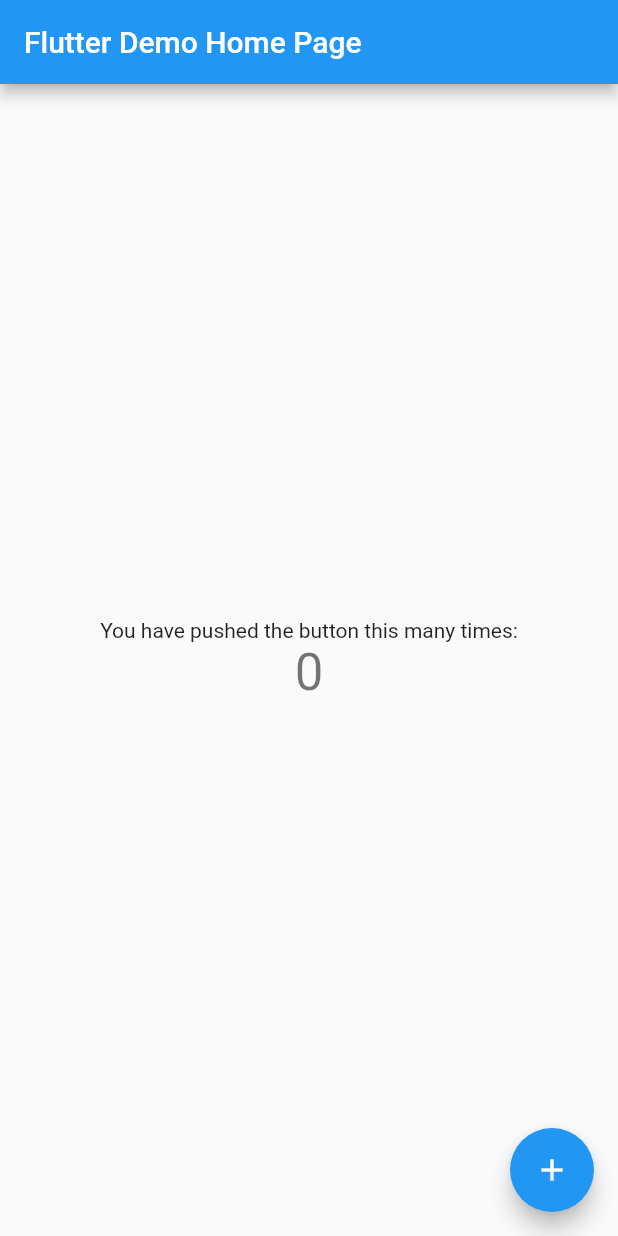
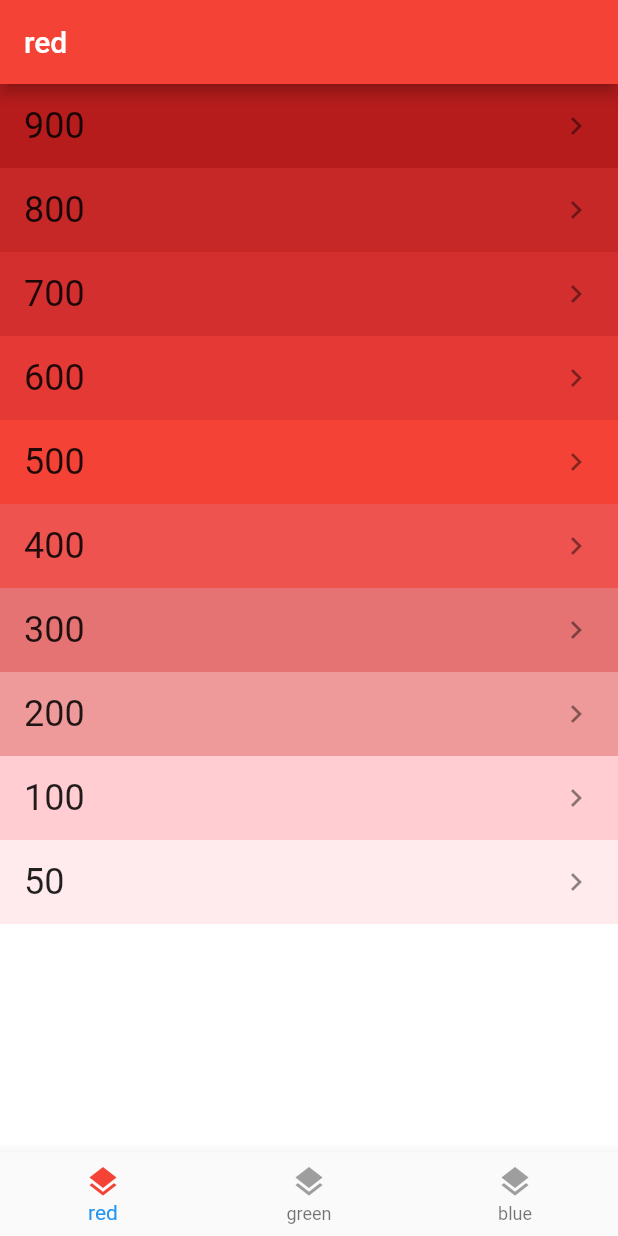
Before and after one commit to esmaeil-ahmadipour/flutter_button_navigation, a Flutter app: the screen it shows after launch, on a phone screen of 412 x 824 dp. Run offline on Flutter 3.47's test engine with Material 2 defaults, Android fonts, the phone set to English and light mode, and no system bars.

Commit message:
Add Bottom Navigation Bar

```diff
--- a/lib/app.dart
+++ b/lib/app.dart
@@ -1,17 +1,68 @@
 import 'package:flutter/material.dart';
-import 'package:flutterbuttonnavigation/home.dart';
+import 'package:flutterbuttonnavigation/bottom_navigation.dart';
+import 'package:flutterbuttonnavigation/tab_navigator.dart';
 
-class MyApp extends StatelessWidget {
+class App extends StatefulWidget {
+  @override
+  State<StatefulWidget> createState() => AppState();
+}
+
+class AppState extends State<App> {
+  TabItem _currentTab = TabItem.red;
+  Map<TabItem, GlobalKey<NavigatorState>> _navigatorKeys = {
+    TabItem.red: GlobalKey<NavigatorState>(),
+    TabItem.green: GlobalKey<NavigatorState>(),
+    TabItem.blue: GlobalKey<NavigatorState>(),
+  };
+
+  void _selectTab(TabItem tabItem) {
+    if (tabItem == _currentTab) {
+      // pop to first route
+      _navigatorKeys[tabItem].currentState.popUntil((route) => route.isFirst);
+    } else {
+      setState(() => _currentTab = tabItem);
+    }
+  }
 
   @override
   Widget build(BuildContext context) {
-    return MaterialApp(
-      title: 'Flutter Demo',
-      theme: ThemeData(
-        primarySwatch: Colors.blue,
-        visualDensity: VisualDensity.adaptivePlatformDensity,
+    return WillPopScope(
+      onWillPop: () async {
+        final isFirstRouteInCurrentTab =
+        !await _navigatorKeys[_currentTab].currentState.maybePop();
+        if (isFirstRouteInCurrentTab) {
+          // if not on the 'main' tab
+          if (_currentTab != TabItem.red) {
+            // select 'main' tab
+            _selectTab(TabItem.red);
+            // back button handled by app
+            return false;
+          }
+        }
+        // let system handle back button if we're on the first route
+        return isFirstRouteInCurrentTab;
+      },
+      child: Scaffold(
+        body: Stack(children: <Widget>[
+          _buildOffstageNavigator(TabItem.red),
+          _buildOffstageNavigator(TabItem.green),
+          _buildOffstageNavigator(TabItem.blue),
+        ]),
+        bottomNavigationBar: BottomNavigation(
+          currentTab: _currentTab,
+          onSelectTab: _selectTab,
+        ),
       ),
-      home: MyHomePage(title: 'Flutter Demo Home Page'),
+    );
+  }
+
+  Widget _buildOffstageNavigator(TabItem tabItem) {
+    return Offstage(
+      offstage: _currentTab != tabItem,
+      child: TabNavigator(
+        navigatorKey: _navigatorKeys[tabItem],
+        tabItem: tabItem,
+      ),
     );
   }
 }
--- /dev/null
+++ b/lib/bottom_navigation.dart
@@ -0,0 +1,57 @@
+import 'package:flutter/material.dart';
+
+enum TabItem { red, green, blue }
+
+Map<TabItem, String> tabName = {
+  TabItem.red: 'red',
+  TabItem.green: 'green',
+  TabItem.blue: 'blue',
+};
+
+Map<TabItem, MaterialColor> activeTabColor = {
+  TabItem.red: Colors.red,
+  TabItem.green: Colors.green,
+  TabItem.blue: Colors.blue,
+};
+
+class BottomNavigation extends StatelessWidget {
+  BottomNavigation({this.currentTab, this.onSelectTab});
+  final TabItem currentTab;
+  final ValueChanged<TabItem> onSelectTab;
+
+  @override
+  Widget build(BuildContext context) {
+    return BottomNavigationBar(
+      type: BottomNavigationBarType.fixed,
+      items: [
+        _buildItem(tabItem: TabItem.red),
+        _buildItem(tabItem: TabItem.green),
+        _buildItem(tabItem: TabItem.blue),
+      ],
+      onTap: (index) => onSelectTab(
+        TabItem.values[index],
+      ),
+    );
+  }
+
+  BottomNavigationBarItem _buildItem({TabItem tabItem}) {
+    String text = tabName[tabItem];
+    IconData icon = Icons.layers;
+    return BottomNavigationBarItem(
+      icon: Icon(
+        icon,
+        color: _colorTabMatching(item: tabItem),
+      ),
+      title: Text(
+        text,
+        style: TextStyle(
+          color: _colorTabMatching(item: tabItem),
+        ),
+      ),
+    );
+  }
+
+  Color _colorTabMatching({TabItem item}) {
+    return currentTab == item ? activeTabColor[item] : Colors.grey;
+  }
+}
--- /dev/null
+++ b/lib/colors_list_page.dart
@@ -0,0 +1,41 @@
+import 'package:flutter/material.dart';
+
+class ColorsListPage extends StatelessWidget {
+  ColorsListPage({this.color, this.title, this.onPush});
+  final MaterialColor color;
+  final String title;
+  final ValueChanged<int> onPush;
+
+  @override
+  Widget build(BuildContext context) {
+    return Scaffold(
+        appBar: AppBar(
+          title: Text(
+            title,
+          ),
+          backgroundColor: color,
+        ),
+        body: Container(
+          color: Colors.white,
+          child: _buildList(),
+        ));
+  }
+
+  final List<int> materialIndices = [900, 800, 700, 600, 500, 400, 300, 200, 100, 50];
+
+  Widget _buildList() {
+    return ListView.builder(
+        itemCount: materialIndices.length,
+        itemBuilder: (BuildContext content, int index) {
+          int materialIndex = materialIndices[index];
+          return Container(
+            color: color[materialIndex],
+            child: ListTile(
+              title: Text('$materialIndex', style: TextStyle(fontSize: 24.0)),
+              trailing: Icon(Icons.chevron_right),
+              onTap: () => onPush(materialIndex),
+            ),
+          );
+        });
+  }
+}
--- a/lib/home.dart
+++ b/lib/home.dart
@@ -1,5 +1,6 @@
 import 'package:flutter/material.dart';
 
+enum TabItem { red, green, blue }
 
 
 class MyHomePage extends StatefulWidget {
@@ -11,38 +12,42 @@ class MyHomePage extends StatefulWidget {
 }
 
 class _MyHomePageState extends State<MyHomePage> {
-  int _counter = 0;
+  TabItem currentTab = TabItem.red;
 
-  void _incrementCounter() {
+  void _selectTab(TabItem tabItem) {
     setState(() {
-      _counter++;
+      currentTab = tabItem;
     });
   }
-
   @override
   Widget build(BuildContext context) {
     return Scaffold(
       appBar: AppBar(title: Text(widget.title),
       ),
-      body: Center(
-        child: Column(
-          mainAxisAlignment: MainAxisAlignment.center,
-          children: <Widget>[
-            Text(
-              'You have pushed the button this many times:',
-            ),
-            Text(
-              '$_counter',
-              style: Theme.of(context).textTheme.headline4,
-            ),
-          ],
-        ),
+      body: buildBody(context),
+      bottomNavigationBar: BottomNavigation(
+        currentTab: currentTab,
+        onSelectTab: _selectTab,
+        items: <BottomNavigationBarItem>[],
+
       ),
       floatingActionButton: FloatingActionButton(
-        onPressed: _incrementCounter,
+        onPressed: (){},
         tooltip: 'Increment',
         child: Icon(Icons.add),
       ),
     );
   }
+
+  Widget buildBody(BuildContext context) {
+    return Stack(
+      children: <Widget>[
+        _buildOffstageNavigator(),
+      ],
+    );
+  }
+
+  _buildOffstageNavigator() {
+
+  }
 }
--- a/lib/main.dart
+++ b/lib/main.dart
@@ -1,6 +1,18 @@
 import 'package:flutter/material.dart';
 import 'package:flutterbuttonnavigation/app.dart';
 
-void main() {
-  runApp(MyApp());
+
+void main() => runApp(MyApp());
+
+class MyApp extends StatelessWidget {
+  @override
+  Widget build(BuildContext context) {
+    return MaterialApp(
+      title: 'Flutter Demo',
+      theme: ThemeData(
+        primarySwatch: Colors.blue,
+      ),
+      home: App(),
+    );
+  }
 }
--- /dev/null
+++ b/lib/tab_navigator.dart
@@ -0,0 +1,57 @@
+import 'package:flutter/material.dart';
+import 'package:flutterbuttonnavigation/bottom_navigation.dart';
+import 'package:flutterbuttonnavigation/color_detail_page.dart';
+import 'package:flutterbuttonnavigation/colors_list_page.dart';
+
+class TabNavigatorRoutes {
+  static const String root = '/';
+  static const String detail = '/detail';
+}
+
+class TabNavigator extends StatelessWidget {
+  TabNavigator({this.navigatorKey, this.tabItem});
+  final GlobalKey<NavigatorState> navigatorKey;
+  final TabItem tabItem;
+
+  void _push(BuildContext context, {int materialIndex: 500}) {
+    var routeBuilders = _routeBuilders(context, materialIndex: materialIndex);
+
+    Navigator.push(
+      context,
+      MaterialPageRoute(
+        builder: (context) => routeBuilders[TabNavigatorRoutes.detail](context),
+      ),
+    );
+  }
+
+  Map<String, WidgetBuilder> _routeBuilders(BuildContext context,
+                                            {int materialIndex: 500}) {
+    return {
+      TabNavigatorRoutes.root: (context) => ColorsListPage(
+        color: activeTabColor[tabItem],
+        title: tabName[tabItem],
+        onPush: (materialIndex) =>
+            _push(context, materialIndex: materialIndex),
+      ),
+      TabNavigatorRoutes.detail: (context) => ColorDetailPage(
+        color: activeTabColor[tabItem],
+        title: tabName[tabItem],
+        materialIndex: materialIndex,
+      ),
+    };
+  }
+
+  @override
+  Widget build(BuildContext context) {
+    final routeBuilders = _routeBuilders(context);
+    return Navigator(
+      key: navigatorKey,
+      initialRoute: TabNavigatorRoutes.root,
+      onGenerateRoute: (routeSettings) {
+        return MaterialPageRoute(
+          builder: (context) => routeBuilders[routeSettings.name](context),
+        );
+      },
+    );
+  }
+}
```
Also changed, not shown: lib/color_detail_page.dart (added, +24 -0 lines).
